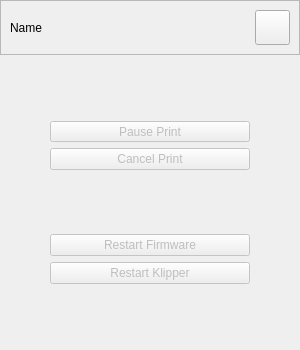
Qt form pages/dashboard/widgets/printer/printerwidget.ui (DigitalArtifex/Flo) before a commit.
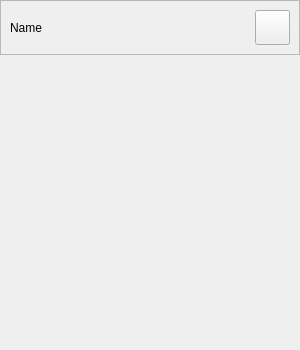
The same form after that commit. The open tabs and pages were chosen to show the change.

The edit to the form file:
```diff
--- a/pages/dashboard/widgets/printer/printerwidget.ui
+++ b/pages/dashboard/widgets/printer/printerwidget.ui
@@ -235,96 +235,7 @@
       </layout>
      </widget>
      <widget class="QWidget" name="menuPage">
-      <layout class="QGridLayout" name="gridLayout_5">
-       <item row="6" column="0">
-        <spacer name="verticalSpacer_3">
-         <property name="orientation">
-          <enum>Qt::Vertical</enum>
-         </property>
-         <property name="sizeHint" stdset="0">
-          <size>
-           <width>20</width>
-           <height>40</height>
-          </size>
-         </property>
-        </spacer>
-       </item>
-       <item row="0" column="0">
-        <spacer name="verticalSpacer_4">
-         <property name="orientation">
-          <enum>Qt::Vertical</enum>
-         </property>
-         <property name="sizeHint" stdset="0">
-          <size>
-           <width>20</width>
-           <height>40</height>
-          </size>
-         </property>
-        </spacer>
-       </item>
-       <item row="4" column="0">
-        <widget class="QPushButton" name="restartFirmwareButton">
-         <property name="enabled">
-          <bool>false</bool>
-         </property>
-         <property name="text">
-          <string>Restart Firmware</string>
-         </property>
-        </widget>
-       </item>
-       <item row="5" column="0">
-        <widget class="QPushButton" name="restartKlipperButton">
-         <property name="enabled">
-          <bool>false</bool>
-         </property>
-         <property name="text">
-          <string>Restart Klipper</string>
-         </property>
-        </widget>
-       </item>
-       <item row="1" column="0">
-        <widget class="QToolButton" name="pausePrintButton">
-         <property name="enabled">
-          <bool>false</bool>
-         </property>
-         <property name="minimumSize">
-          <size>
-           <width>200</width>
-           <height>0</height>
-          </size>
-         </property>
-         <property name="text">
-          <string>Pause Print</string>
-         </property>
-         <property name="checkable">
-          <bool>true</bool>
-         </property>
-        </widget>
-       </item>
-       <item row="3" column="0">
-        <spacer name="verticalSpacer_5">
-         <property name="orientation">
-          <enum>Qt::Vertical</enum>
-         </property>
-         <property name="sizeHint" stdset="0">
-          <size>
-           <width>20</width>
-           <height>40</height>
-          </size>
-         </property>
-        </spacer>
-       </item>
-       <item row="2" column="0">
-        <widget class="QPushButton" name="cancelPrintButton">
-         <property name="enabled">
-          <bool>false</bool>
-         </property>
-         <property name="text">
-          <string>Cancel Print</string>
-         </property>
-        </widget>
-       </item>
-      </layout>
+      <layout class="QGridLayout" name="gridLayout_5"/>
      </widget>
      <widget class="QWidget" name="statusMessagePage">
       <layout class="QGridLayout" name="gridLayout_6">
```
